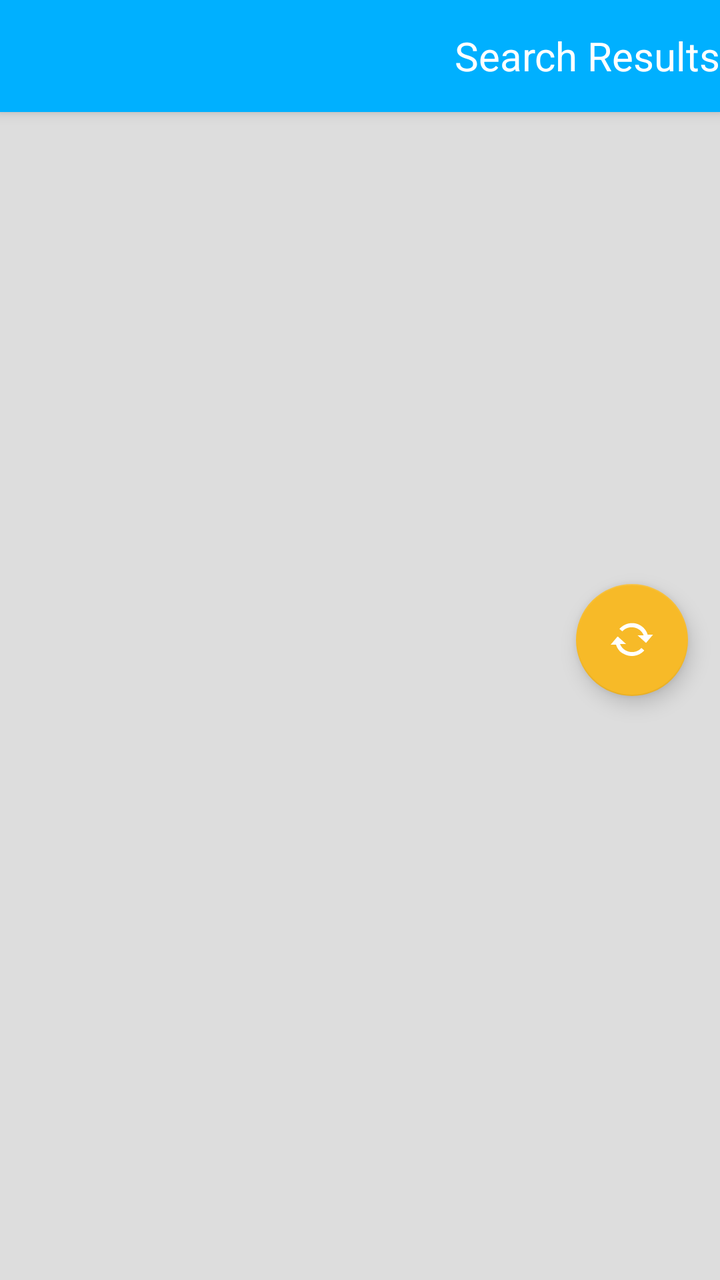
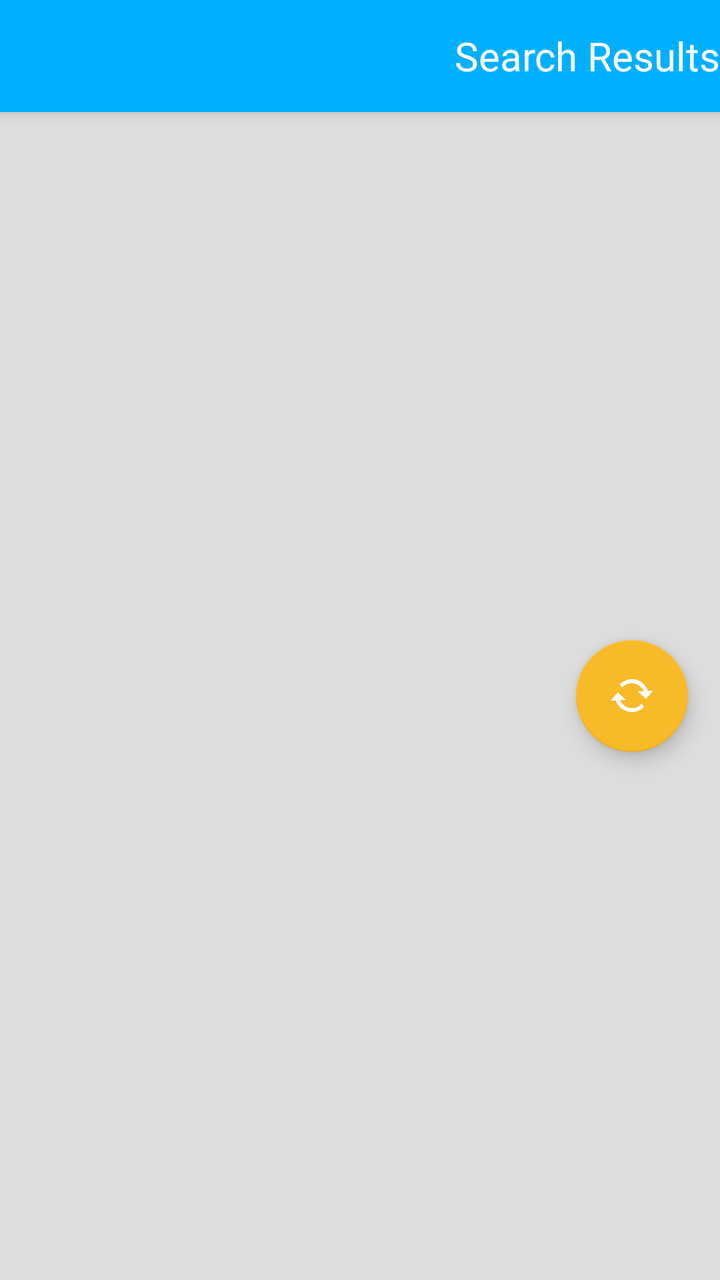

Screens rendered from an Android XML layout before and after an edit, with the pre-edit source and the edit as a unified diff.
<!-- AndroidManifest.xml: activity theme AppTheme.NoActionBar -->
<!-- res/layout/activity_index.xml -->
<?xml version="1.0" encoding="utf-8"?>
<androidx.coordinatorlayout.widget.CoordinatorLayout
    xmlns:android="http://schemas.android.com/apk/res/android"
    xmlns:app="http://schemas.android.com/apk/res-auto"
    xmlns:tools="http://schemas.android.com/tools"
    android:layout_width="match_parent"
    android:layout_height="match_parent"
    android:fitsSystemWindows="true"
    tools:context=".view.IndexActivity">

    <com.google.android.material.appbar.AppBarLayout
        android:id="@+id/spawn_appbar"
        android:layout_width="match_parent"
        android:layout_height="wrap_content"
        android:theme="@style/AppTheme.AppBarOverlay">

        <androidx.appcompat.widget.Toolbar
            android:id="@+id/spawn_toolbar"
            android:layout_width="match_parent"
            android:layout_height="?attr/actionBarSize"
            app:popupTheme="@style/AppTheme.PopupOverlay">

            <TextView
                android:layout_width="match_parent"
                android:layout_height="match_parent"
                android:gravity="end|center_vertical"
                android:textSize="@dimen/text_size_paragraph_title"
                android:textColor="#fff"
                android:text="@string/title_activity_index"
                style="@style/AppTheme.AppBarOverlay"/>

        </androidx.appcompat.widget.Toolbar>

    </com.google.android.material.appbar.AppBarLayout>

    <LinearLayout
        android:layout_width="match_parent"
        android:layout_height="match_parent"
        android:orientation="horizontal">

        <FrameLayout
            android:id="@+id/spawn_list_container"
            android:layout_width="match_parent"
            android:layout_height="match_parent">


            <androidx.recyclerview.widget.RecyclerView
                android:id="@+id/spawn_list"
                android:layout_width="match_parent"
                android:layout_height="match_parent"
                android:background="@color/colorNeutral"
                app:layoutManager="androidx.recyclerview.widget.LinearLayoutManager"
                tools:context=".view.IndexActivity"
                tools:listitem="@layout/item_index"/>

            <ProgressBar
                android:id="@+id/spawn_progress"
                android:layout_width="80dp"
                android:layout_height="80dp"
                android:layout_gravity="center"
                android:visibility="gone"/>

            <com.google.android.material.floatingactionbutton.FloatingActionButton
                android:id="@+id/spawn_fab"
                android:layout_width="wrap_content"
                android:layout_height="wrap_content"
                android:layout_gravity="center_vertical|end"
                android:layout_marginEnd="@dimen/fab_margin"
                android:backgroundTint="@color/colorAccent"
                app:srcCompat="@drawable/action_sync"
                android:contentDescription="@string/description_refresh_button"/>

        </FrameLayout>

        <FrameLayout
            android:id="@+id/spawn_item_container"
            android:layout_width="match_parent"
            android:layout_height="match_parent"
            android:visibility="gone"
            android:background="@color/colorNeutral"
            app:layout_behavior="@string/appbar_scrolling_view_behavior" />

    </LinearLayout>

</androidx.coordinatorlayout.widget.CoordinatorLayout>
<!-- res/layout/item_index.xml (included above) -->
<?xml version="1.0" encoding="utf-8"?>
<androidx.constraintlayout.widget.ConstraintLayout
    xmlns:android="http://schemas.android.com/apk/res/android"
    xmlns:app="http://schemas.android.com/apk/res-auto"
    android:id="@+id/spawn_item_view"
    android:layout_width="match_parent"
    android:layout_height="125dp"
    android:layout_margin="1dp"
    android:background="#fff">

    <TextView
        android:id="@+id/spawn_item_primary"
        android:layout_width="0dp"
        android:layout_height="55dp"
        android:layout_margin="4dp"
        android:ellipsize="end"
        android:scrollHorizontally="true"
        android:textAppearance="?attr/textAppearanceListItem"
        android:textSize="@dimen/text_size_paragraph_title"
        app:layout_constraintEnd_toEndOf="parent"
        app:layout_constraintHorizontal_bias="0.473"
        app:layout_constraintStart_toStartOf="parent"
        app:layout_constraintTop_toTopOf="parent" />

    <LinearLayout
        android:id="@+id/spawn_item_details"
        android:layout_width="0dp"
        android:layout_height="64dp"
        android:orientation="vertical"
        android:layout_margin="4dp"
        app:layout_constraintHorizontal_bias="1.0"
        app:layout_constraintEnd_toStartOf="@+id/relativeLayout"
        app:layout_constraintStart_toStartOf="parent"
        app:layout_constraintTop_toBottomOf="@+id/spawn_item_primary"
        app:layout_constraintBottom_toBottomOf="parent">

        <TextView
            android:id="@+id/spawn_item_secondary"
            android:layout_width="match_parent"
            android:layout_height="32dp"
            android:textAppearance="?attr/textAppearanceListItem" />

        <TextView
            android:id="@+id/spawn_item_tertiary"
            android:layout_width="match_parent"
            android:layout_height="32dp"
            android:textAppearance="?attr/textAppearanceListItem"/>

    </LinearLayout>

    <RelativeLayout
        android:id="@+id/relativeLayout"
        android:layout_width="77dp"
        android:layout_height="62dp"
        android:layout_margin="4dp"
        android:gravity="end"
        app:layout_constraintBottom_toBottomOf="parent"
        app:layout_constraintEnd_toEndOf="parent"
        app:layout_constraintHorizontal_bias="1.0"
        app:layout_constraintStart_toEndOf="@+id/spawn_item_details">

        <ImageView
            android:id="@+id/spawn_item_logo"
            android:layout_width="wrap_content"
            android:layout_height="300dp"
            android:adjustViewBounds="true"
            android:contentDescription="@string/description_charity_logo" />

    </RelativeLayout>

</androidx.constraintlayout.widget.ConstraintLayout>
<!-- resources referenced by this layout -->
<resources>
  <color name="colorAccent">#F7BA28</color>
  <color name="colorNeutral">#DDD</color>
  <dimen name="fab_margin">16dp</dimen>
  <dimen name="text_size_paragraph_title">20sp</dimen>
  <!-- drawable action_sync: png bitmap (drawable-hdpi, 1012 bytes) -->
  <string name="description_charity_logo">This is the logo that corresponds to the listed charity</string>
  <string name="description_refresh_button">Press this button to refresh the list of charities</string>
  <string name="title_activity_index">Search Results</string>
  <style name="AppTheme.AppBarOverlay" parent="ThemeOverlay.AppCompat.Dark.ActionBar" />
  <style name="AppTheme.PopupOverlay" parent="@android:style/Widget.PopupMenu">
          <item name="android:background">@color/colorPrimary</item>
      </style>
  <style name="AppTheme.NoActionBar">
          <item name="windowActionBar">false</item>
          <item name="windowNoTitle">true</item>
      </style>
  <color name="colorPrimary">#00B0FF</color>
</resources>

<!-- the commit's change to res/layout/activity_index.xml (unified diff, before → after) -->
@@ -33,54 +33,62 @@
 
     </com.google.android.material.appbar.AppBarLayout>
 
-    <LinearLayout
+
+    <FrameLayout
         android:layout_width="match_parent"
         android:layout_height="match_parent"
-        android:orientation="horizontal">
+        app:layout_behavior="@string/appbar_scrolling_view_behavior">
 
-        <FrameLayout
-            android:id="@+id/spawn_list_container"
+        <LinearLayout
             android:layout_width="match_parent"
-            android:layout_height="match_parent">
+            android:layout_height="match_parent"
+            android:orientation="horizontal">
+
+            <FrameLayout
+                android:id="@+id/spawn_list_container"
+                android:layout_width="match_parent"
+                android:layout_height="match_parent">
 
 
-            <androidx.recyclerview.widget.RecyclerView
-                android:id="@+id/spawn_list"
+                <androidx.recyclerview.widget.RecyclerView
+                    android:id="@+id/spawn_list"
+                    android:layout_width="match_parent"
+                    android:layout_height="match_parent"
+                    android:background="@color/colorNeutral"
+                    app:layoutManager="androidx.recyclerview.widget.LinearLayoutManager"
+                    tools:context=".view.IndexActivity"
+                    tools:listitem="@layout/item_index"/>
+
+                <ProgressBar
+                    android:id="@+id/spawn_progress"
+                    android:layout_width="80dp"
+                    android:layout_height="80dp"
+                    android:layout_gravity="center"
+                    android:visibility="gone"/>
+
+                <com.google.android.material.floatingactionbutton.FloatingActionButton
+                    android:id="@+id/spawn_fab"
+                    android:layout_width="wrap_content"
+                    android:layout_height="wrap_content"
+                    android:layout_gravity="center_vertical|end"
+                    android:layout_marginEnd="@dimen/fab_margin"
+                    android:backgroundTint="@color/colorAccent"
+                    app:srcCompat="@drawable/action_sync"
+                    android:contentDescription="@string/description_refresh_button"/>
+
+            </FrameLayout>
+
+            <FrameLayout
+                android:id="@+id/spawn_item_container"
                 android:layout_width="match_parent"
                 android:layout_height="match_parent"
+                android:visibility="gone"
                 android:background="@color/colorNeutral"
-                app:layoutManager="androidx.recyclerview.widget.LinearLayoutManager"
-                tools:context=".view.IndexActivity"
-                tools:listitem="@layout/item_index"/>
+                app:layout_behavior="@string/appbar_scrolling_view_behavior" />
 
-            <ProgressBar
-                android:id="@+id/spawn_progress"
-                android:layout_width="80dp"
-                android:layout_height="80dp"
-                android:layout_gravity="center"
-                android:visibility="gone"/>
+        </LinearLayout>
 
-            <com.google.android.material.floatingactionbutton.FloatingActionButton
-                android:id="@+id/spawn_fab"
-                android:layout_width="wrap_content"
-                android:layout_height="wrap_content"
-                android:layout_gravity="center_vertical|end"
-                android:layout_marginEnd="@dimen/fab_margin"
-                android:backgroundTint="@color/colorAccent"
-                app:srcCompat="@drawable/action_sync"
-                android:contentDescription="@string/description_refresh_button"/>
-
-        </FrameLayout>
-
-        <FrameLayout
-            android:id="@+id/spawn_item_container"
-            android:layout_width="match_parent"
-            android:layout_height="match_parent"
-            android:visibility="gone"
-            android:background="@color/colorNeutral"
-            app:layout_behavior="@string/appbar_scrolling_view_behavior" />
-
-    </LinearLayout>
+    </FrameLayout>
 
 </androidx.coordinatorlayout.widget.CoordinatorLayout>
 <!-- res/layout/item_index.xml (included above) -->
